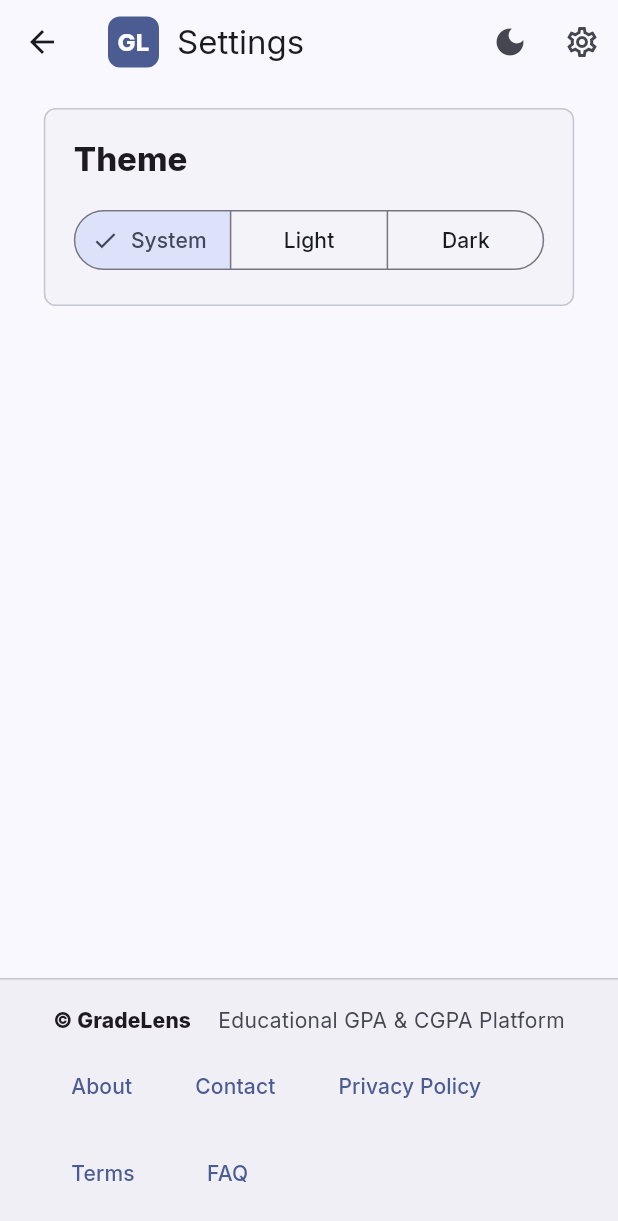
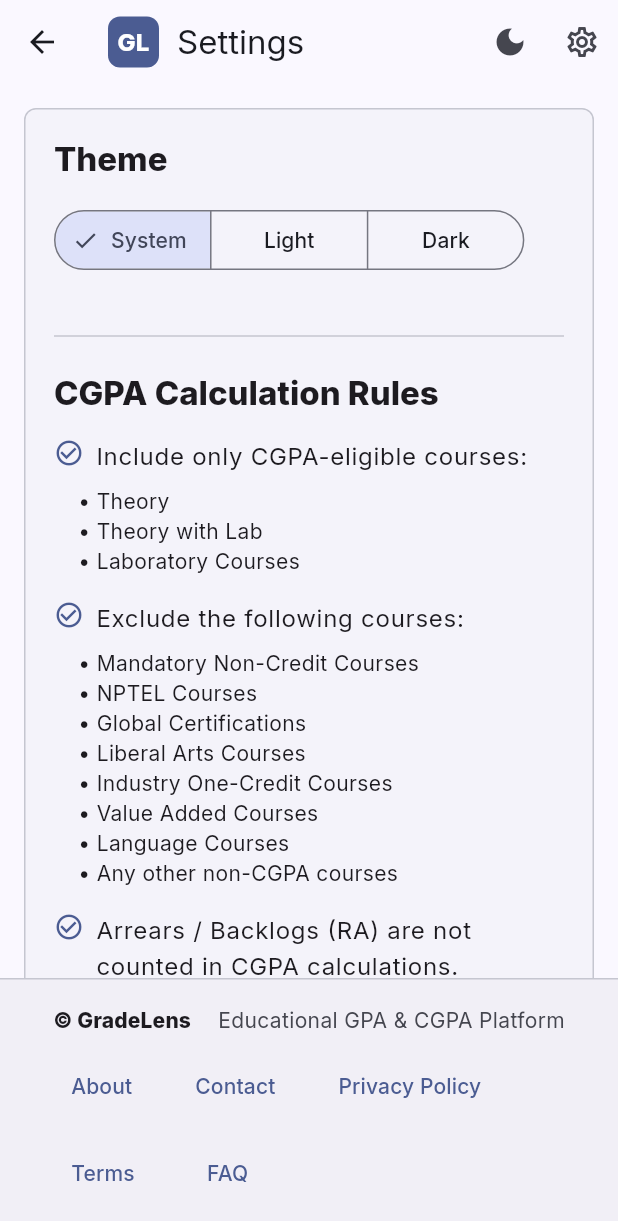
Before and after one commit to shyamgsundhar/GradeLens, a Flutter app: the SettingsScreen screen opened by its route, on a phone screen of 412 x 824 dp. Shown: the top 1221 px of the screen. Run offline on Flutter 3.47's test engine with Material 3 defaults, Android fonts, the phone set to English and light mode, and no system bars; our stand-ins replace flutter_animate, google_fonts, hive_flutter, pdf, printing; missing offline and left inert: dart:html, dart:ui_web; accounts and stored records are empty.

Commit message:
Update settings_screen.dart

```diff
--- a/lib/features/settings/screens/settings_screen.dart
+++ b/lib/features/settings/screens/settings_screen.dart
@@ -15,6 +15,7 @@
       title: 'Settings',
       child: ResponsivePage(
         maxWidth: 760,
+        child: SingleChildScrollView(
           child: Card(
             child: Padding(
               padding: const EdgeInsets.all(20),
@@ -30,18 +31,136 @@
                   const SizedBox(height: 16),
                   SegmentedButton<ThemeMode>(
                     segments: const [
-                    ButtonSegment(value: ThemeMode.system, label: Text('System')),
-                    ButtonSegment(value: ThemeMode.light, label: Text('Light')),
-                    ButtonSegment(value: ThemeMode.dark, label: Text('Dark')),
+                      ButtonSegment(
+                        value: ThemeMode.system,
+                        label: Text('System'),
+                      ),
+                      ButtonSegment(
+                        value: ThemeMode.light,
+                        label: Text('Light'),
+                      ),
+                      ButtonSegment(
+                        value: ThemeMode.dark,
+                        label: Text('Dark'),
+                      ),
                     ],
                     selected: {state.themeMode},
-                  onSelectionChanged: (value) => state.setThemeMode(value.first),
+                    onSelectionChanged: (value) =>
+                        state.setThemeMode(value.first),
+                  ),
+
+                  const SizedBox(height: 32),
+                  const Divider(),
+                  const SizedBox(height: 16),
+
+                  Text(
+                    'CGPA Calculation Rules',
+                    style: Theme.of(context).textTheme.titleLarge?.copyWith(
+                          fontWeight: FontWeight.w800,
+                        ),
+                  ),
+
+                  const SizedBox(height: 16),
+
+                  _buildRule(
+                    context,
+                    'Include only CGPA-eligible courses:',
+                  ),
+                  const Padding(
+                    padding: EdgeInsets.only(left: 16),
+                    child: Column(
+                      crossAxisAlignment: CrossAxisAlignment.start,
+                      children: [
+                        Text('• Theory'),
+                        Text('• Theory with Lab'),
+                        Text('• Laboratory Courses'),
+                      ],
+                    ),
+                  ),
+
+                  const SizedBox(height: 16),
+
+                  _buildRule(
+                    context,
+                    'Exclude the following courses:',
+                  ),
+                  const Padding(
+                    padding: EdgeInsets.only(left: 16),
+                    child: Column(
+                      crossAxisAlignment: CrossAxisAlignment.start,
+                      children: [
+                        Text('• Mandatory Non-Credit Courses'),
+                        Text('• NPTEL Courses'),
+                        Text('• Global Certifications'),
+                        Text('• Liberal Arts Courses'),
+                        Text('• Industry One-Credit Courses'),
+                        Text('• Value Added Courses'),
+                        Text('• Language Courses'),
+                        Text('• Any other non-CGPA courses'),
+                      ],
+                    ),
+                  ),
+
+                  const SizedBox(height: 16),
+
+                  _buildRule(
+                    context,
+                    'Arrears / Backlogs (RA) are not counted in CGPA calculations.',
+                  ),
+
+                  const SizedBox(height: 16),
+
+                  Text(
+                    'Anna University Grade Points',
+                    style: Theme.of(context).textTheme.titleMedium?.copyWith(
+                          fontWeight: FontWeight.w700,
+                        ),
+                  ),
+
+                  const SizedBox(height: 8),
+
+                  const Wrap(
+                    spacing: 8,
+                    runSpacing: 8,
+                    children: [
+                      Chip(label: Text('O = 10')),
+                      Chip(label: Text('A+ = 9')),
+                      Chip(label: Text('A = 8')),
+                      Chip(label: Text('B+ = 7')),
+                      Chip(label: Text('B = 6')),
+                      Chip(label: Text('C = 5')),
+                      Chip(label: Text('RA = 0')),
+                    ],
                   ),
                 ],
               ),
             ),
           ),
         ),
+      ),
+    );
+  }
+
+  static Widget _buildRule(BuildContext context, String text) {
+    return Padding(
+      padding: const EdgeInsets.only(bottom: 8),
+      child: Row(
+        crossAxisAlignment: CrossAxisAlignment.start,
+        children: [
+          Icon(
+            Icons.check_circle_outline,
+            size: 20,
+            color: Theme.of(context).colorScheme.primary,
+          ),
+          const SizedBox(width: 8),
+          Expanded(
+            child: Text(
+              text,
+              style: Theme.of(context).textTheme.bodyLarge,
+            ),
+          ),
+        ],
+      ),
     );
   }
 }
```
Lines whose indentation alone changed are shown as unchanged.
